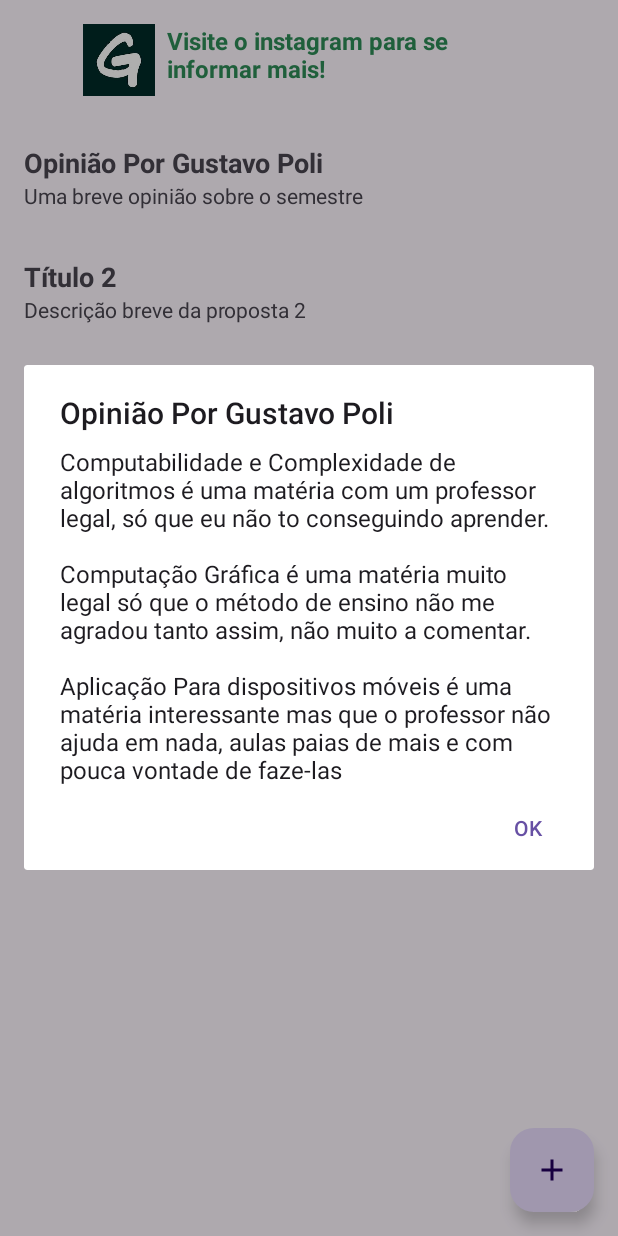
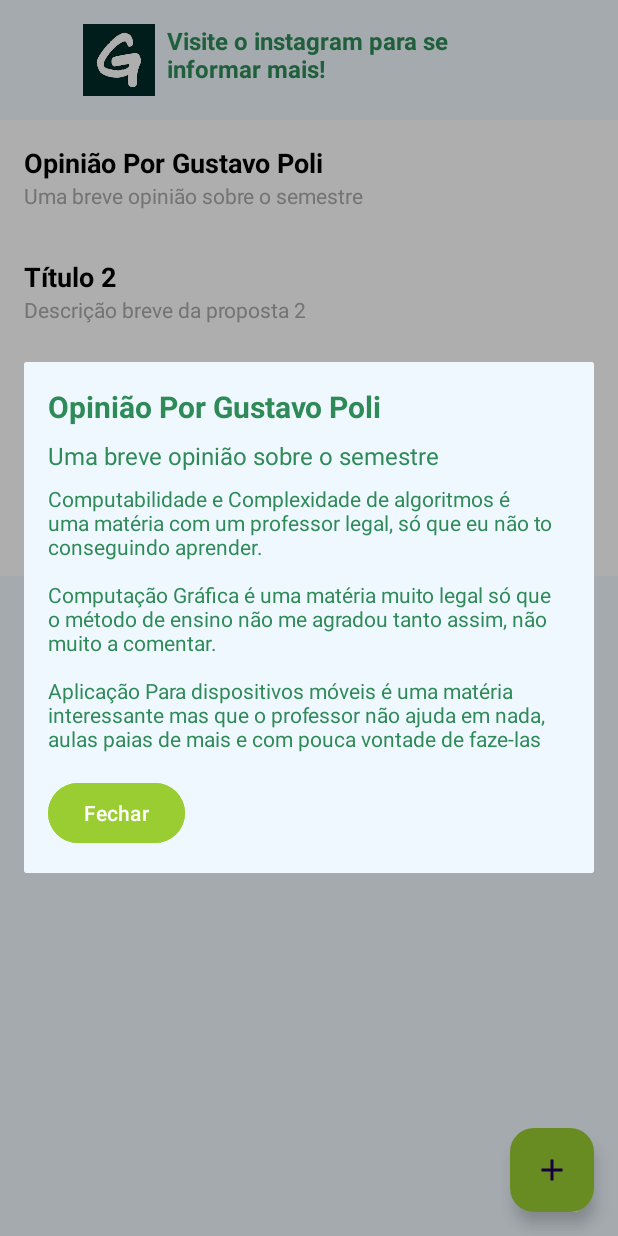
Before and after one commit to FaculdadeVidaTerrestre/App_Vida_Terrestre, an Android app: the InterventionProposalsActivity screen opened directly, with no data from a screen before it, after a tap on "Opinião Por Gustavo Poli", on a phone screen of 412 x 824 dp. Run offline under Robolectric (Android 15) with nearby library versions, the phone set to English and light mode, and no system bars.

Commit message:
vida_terrestre_proposal_new_activity_java

```diff
--- a/app/src/main/java/com/example/vidaterrestre/InterventionProposalsActivity.java
+++ b/app/src/main/java/com/example/vidaterrestre/InterventionProposalsActivity.java
@@ -1,6 +1,5 @@
 package com.example.vidaterrestre;
 
-import android.annotation.SuppressLint;
 import android.content.Intent;
 import android.content.pm.PackageManager;
 import android.net.Uri;
@@ -10,7 +9,6 @@ import android.view.View;
 import android.widget.Button;
 import android.widget.LinearLayout;
 import android.widget.TextView;
-import android.widget.Toast;
 
 import androidx.appcompat.app.AlertDialog;
 import androidx.appcompat.app.AppCompatActivity;
@@ -33,8 +31,8 @@ public class InterventionProposalsActivity extends AppCompatActivity {
         List<Proposal> proposalsList = getProposals();
 
         // Configure o RecyclerView
-        RecyclerView recyclerViewProposals = findViewById(R.id.recyclerViewProposals); // Certifique-se de que o ID corresponda ao XML
-        ProposalsAdapter adapter = new ProposalsAdapter(proposalsList, this); // Passa a referência da atividade
+        RecyclerView recyclerViewProposals = findViewById(R.id.recyclerViewProposals);
+        ProposalsAdapter adapter = new ProposalsAdapter(proposalsList, this);
         recyclerViewProposals.setAdapter(adapter);
         recyclerViewProposals.setLayoutManager(new LinearLayoutManager(this));
 
@@ -50,10 +48,32 @@ public class InterventionProposalsActivity extends AppCompatActivity {
     // Método para mostrar os detalhes da proposta
     public void showProposalDetails(Proposal proposal) {
         AlertDialog.Builder builder = new AlertDialog.Builder(this);
-        builder.setTitle(proposal.getTitle());
-        builder.setMessage(proposal.getDetailedDescription()); // Use a descrição detalhada
-        builder.setPositiveButton("OK", (dialog, which) -> dialog.dismiss());
-        builder.create().show();
+        LayoutInflater inflater = getLayoutInflater();
+        View dialogView = inflater.inflate(R.layout.dialog_proposal_details, null);
+        builder.setView(dialogView);
+
+        // Obtém as referências dos TextViews
+        TextView titleTextView = dialogView.findViewById(R.id.textProposalTitle);
+        TextView briefDescriptionTextView = dialogView.findViewById(R.id.textProposalBriefDescription);
+        TextView detailedDescriptionTextView = dialogView.findViewById(R.id.textProposalDetailedDescription);
+        Button closeButton = dialogView.findViewById(R.id.btnClose);
+
+        // Define o texto nos TextViews
+        titleTextView.setText(proposal.getTitle());
+        briefDescriptionTextView.setText(proposal.getBriefDescription());
+        detailedDescriptionTextView.setText(proposal.getDetailedDescription());
+
+        // Cria o diálogo antes de configurar o botão de fechar
+        AlertDialog dialog = builder.create();
+
+        // Configura o botão de fechar
+        closeButton.setOnClickListener(v -> {
+            // Fecha o diálogo
+            dialog.dismiss();
+        });
+
+        // Mostra o diálogo
+        dialog.show();
     }
 
     private void openInstagramLink() {
@@ -82,8 +102,9 @@ public class InterventionProposalsActivity extends AppCompatActivity {
 
         Button confirmButton = dialogView.findViewById(R.id.btnConfirm);
         confirmButton.setOnClickListener(v -> {
-            Toast.makeText(this, "Tela para submeter proposta", Toast.LENGTH_SHORT).show();
-            // Lógica para abrir a tela de submissão de propostas
+            // Abre a nova tela para submissão da proposta
+            Intent intent = new Intent(this, SubmitProposalActivity.class);
+            startActivity(intent);
         });
 
         builder.create().show();
--- a/app/src/main/res/layout/activity_intervention_proposals.xml
+++ b/app/src/main/res/layout/activity_intervention_proposals.xml
@@ -1,9 +1,9 @@
-<androidx.constraintlayout.widget.ConstraintLayout
-    xmlns:android="http://schemas.android.com/apk/res/android"
+<androidx.constraintlayout.widget.ConstraintLayout xmlns:android="http://schemas.android.com/apk/res/android"
     xmlns:app="http://schemas.android.com/apk/res-auto"
     xmlns:tools="http://schemas.android.com/tools"
     android:layout_width="match_parent"
     android:layout_height="match_parent"
+    android:background="@color/branco_gelo"
     tools:context=".InterventionProposalsActivity">
 
     <!-- Layout do Hiperlink com Imagem -->
@@ -11,13 +11,13 @@
         android:id="@+id/linkContainer"
         android:layout_width="wrap_content"
         android:layout_height="wrap_content"
+        android:clickable="true"
+        android:focusable="true"
         android:orientation="horizontal"
         android:padding="16dp"
+        app:layout_constraintEnd_toEndOf="parent"
+        app:layout_constraintStart_toStartOf="parent"
         app:layout_constraintTop_toTopOf="parent"
-        app:layout_constraintStart_toStartOf="parent"
-        app:layout_constraintEnd_toEndOf="parent"
-        android:clickable="true"
-        android:focusable="true"
         tools:ignore="ExtraText">
 
         <!-- Imagem ao lado do link -->
@@ -25,8 +25,8 @@
             android:id="@+id/linkImage"
             android:layout_width="48dp"
             android:layout_height="48dp"
-            android:src="@drawable/greenpeace"
-        android:contentDescription="@string/instagram_link" />
+            android:contentDescription="@string/instagram_link"
+            android:src="@drawable/greenpeace" />
 
         <!-- Texto do link -->
         <TextView
@@ -45,8 +45,8 @@
         android:id="@+id/recyclerViewProposals"
         android:layout_width="match_parent"
         android:layout_height="0dp"
+        app:layout_constraintBottom_toTopOf="@+id/fabAddProposal"
         app:layout_constraintTop_toBottomOf="@id/linkContainer"
-        app:layout_constraintBottom_toTopOf="@+id/fabAddProposal"
         tools:listitem="@layout/item_proposal" />
 
     <!-- Botão de ação flutuante para adicionar proposta -->
@@ -57,6 +57,7 @@
         android:layout_margin="16dp"
         android:contentDescription="@string/add_proposal"
         android:src="@drawable/ic_add"
+        app:backgroundTint="@color/verde_claro"
         app:layout_constraintBottom_toBottomOf="parent"
         app:layout_constraintEnd_toEndOf="parent" />
 
--- a/app/src/main/res/layout/dialog_proposal_details.xml
+++ b/app/src/main/res/layout/dialog_proposal_details.xml
@@ -1,6 +1,42 @@
 <?xml version="1.0" encoding="utf-8"?>
-<androidx.constraintlayout.widget.ConstraintLayout xmlns:android="http://schemas.android.com/apk/res/android"
-             android:layout_width="match_parent"
-             android:layout_height="match_parent">
+<LinearLayout xmlns:android="http://schemas.android.com/apk/res/android"
+    xmlns:tools="http://schemas.android.com/tools"
+    android:layout_width="wrap_content"
+    android:layout_height="wrap_content"
+    android:background="@color/branco_gelo"
+    android:orientation="vertical"
+    android:padding="16dp"
+    tools:ignore="ExtraText">
 
-</androidx.constraintlayout.widget.ConstraintLayout>
+    <TextView
+        android:id="@+id/textProposalTitle"
+        android:layout_width="wrap_content"
+        android:layout_height="wrap_content"
+        android:textSize="20sp"
+        android:textStyle="bold"
+        android:textColor="@color/verde_floresta"/>
+
+    <TextView
+        android:id="@+id/textProposalBriefDescription"
+        android:layout_width="wrap_content"
+        android:layout_height="wrap_content"
+        android:layout_marginTop="8dp"
+        android:textSize="16sp"
+        android:textColor="@color/verde_floresta"/>
+
+    <TextView
+        android:id="@+id/textProposalDetailedDescription"
+        android:layout_width="wrap_content"
+        android:layout_height="wrap_content"
+        android:layout_marginTop="8dp"
+        android:textSize="14sp"
+        android:textColor="@color/verde_floresta"/>
+
+    <Button
+        android:id="@+id/btnClose"
+        android:layout_width="wrap_content"
+        android:layout_height="wrap_content"
+        android:layout_marginTop="16dp"
+        android:backgroundTint="@color/verde_claro"
+        android:text="Fechar" />
+</LinearLayout>
--- a/app/src/main/res/layout/item_proposal.xml
+++ b/app/src/main/res/layout/item_proposal.xml
@@ -3,18 +3,21 @@
     android:layout_width="match_parent"
     android:layout_height="wrap_content"
     android:orientation="vertical"
-    android:padding="16dp">
+    android:padding="16dp"
+    android:background="#FFFFFF"> <!-- Define fundo branco para o item -->
 
     <TextView
         android:id="@+id/textTitle"
         android:layout_width="wrap_content"
         android:layout_height="wrap_content"
         android:textSize="18sp"
-        android:textStyle="bold" />
+        android:textStyle="bold"
+        android:textColor="@color/black" /> <!-- Cor do título -->
 
     <TextView
         android:id="@+id/textDescription"
         android:layout_width="wrap_content"
         android:layout_height="wrap_content"
-        android:textSize="14sp" />
+        android:textSize="14sp"
+        android:textColor="@color/cinza_pedregoso" /> <!-- Cor da descrição -->
 </LinearLayout>
--- a/app/src/main/res/layout/popup_proposal_details.xml
+++ b/app/src/main/res/layout/popup_proposal_details.xml
@@ -2,6 +2,7 @@
 <LinearLayout xmlns:android="http://schemas.android.com/apk/res/android"
     android:layout_width="wrap_content"
     android:layout_height="wrap_content"
+    android:backgroundTint="@color/branco_gelo"
     android:orientation="vertical"
     android:padding="16dp">
 
@@ -16,7 +17,8 @@
         android:id="@+id/popupDescription"
         android:layout_width="wrap_content"
         android:layout_height="wrap_content"
+        android:layout_marginTop="8dp"
         android:textSize="16sp"
-        android:layout_marginTop="8dp" />
+        android:textColor="@color/black" />
 
 </LinearLayout>
--- a/app/src/main/res/values/strings.xml
+++ b/app/src/main/res/values/strings.xml
@@ -3,4 +3,5 @@
     <string name="confirmar">Confirmar</string>
     <string name="add_proposal">Adicionar Proposta</string>
     <string name="instagram_link">Visite o instagram para se informar mais!</string>
+    <string name="close" />
 </resources>
```
Also changed, not shown: app/src/main/AndroidManifest.xml (+7 -6 lines), app/src/main/java/com/example/vidaterrestre/SubmitProposalActivity.java (+29 -10 lines), app/src/main/res/layout/activity_submit_proposal.xml (+41 -6 lines), app/src/main/res/layout/dialog_add_proposal.xml (+6 -2 lines).
